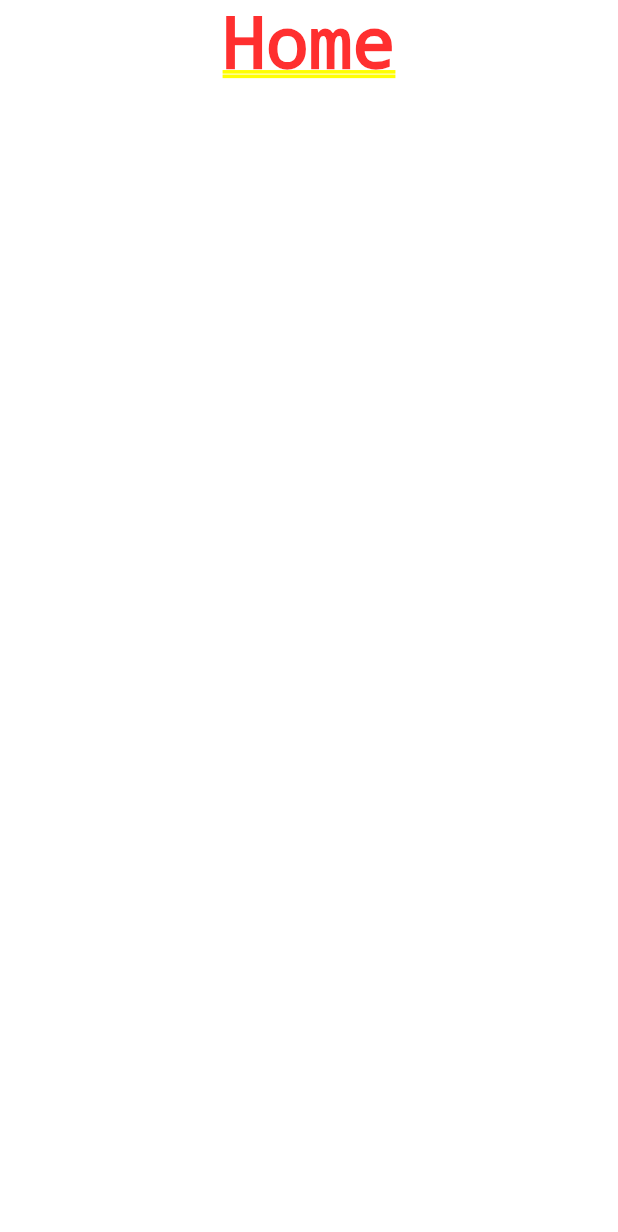
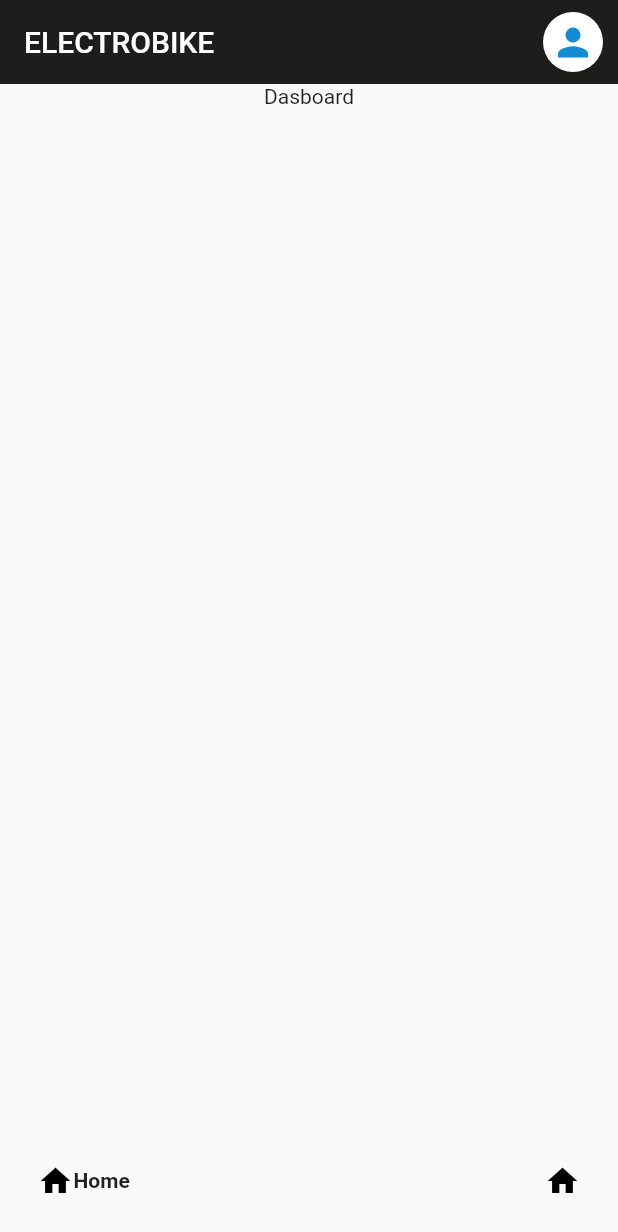
Before and after one commit to Electrobike01/electrobike_app, a Flutter app: the screen it shows after launch, after a tap on "Iniciar Sesion", on a phone screen of 412 x 824 dp. Shown: the top 1232 px of the screen. Run offline on Flutter 3.47's test engine with Material 2 defaults, Android fonts, the light colour scheme and no system bars; drawn by our look-alikes of google_nav_bar.

Commit message:
segundo comit

```diff
--- a/electrobike_app_v1/lib/main.dart
+++ b/electrobike_app_v1/lib/main.dart
@@ -1,4 +1,6 @@
 import 'package:electrobike_app_v1/pages/Login.dart';
+import 'package:electrobike_app_v1/pages/home.dart';
+import 'package:electrobike_app_v1/pages/listarProductos.dart';
 import 'package:flutter/material.dart';
 
 void main() => runApp(
--- a/electrobike_app_v1/lib/pages/home.dart
+++ b/electrobike_app_v1/lib/pages/home.dart
@@ -1,16 +1,55 @@
+import 'package:electrobike_app_v1/pages/listarProductos.dart';
+import 'package:electrobike_app_v1/widgets/appBar.dart';
+import 'package:electrobike_app_v1/widgets/barraNav.dart';
 import 'package:flutter/material.dart';
-
-class home extends StatelessWidget {
+import 'package:google_nav_bar/google_nav_bar.dart';
 
 
-  const home({super.key});
+class Home extends StatefulWidget {
+  const Home({super.key});
+
+  @override
+  _HomeState createState() => _HomeState();
+}
+
+class _HomeState extends State<Home> {
+  int _currentIndex = 0;
+
+  final Screens = [
+    Home(),
+    ListarProductos()
+  ];
 
   @override
   Widget build(BuildContext context) {
-    return Column(
-      children: [
-        Text('Home')
-      ],
+    return Scaffold(
+      appBar: MyAppBar(),
+      body: Center(
+        child: Column(
+          children: [
+            Text('Dasboard'),
+          ],
+        ),
+      ),
+        bottomNavigationBar: GNav(
+          selectedIndex: _currentIndex,
+          tabs: [
+            GButton(
+              icon: Icons.home,
+              text: 'Home',
+              // iconActiveColor: Colors.white,
+              // textColor: Colors.grey,
+            ),
+
+            GButton(
+              icon: Icons.home,
+              text: 'Productos',
+              // iconActiveColor: Colors.white,
+              // textColor: Colors.grey,
+            ),
+          ],
+        )
     );
+
   }
 }
--- /dev/null
+++ b/electrobike_app_v1/lib/pages/registrarProductos.dart
@@ -0,0 +1,23 @@
+import 'package:electrobike_app_v1/widgets/barraNav.dart';
+import 'package:flutter/material.dart';
+
+void main() => runApp(const MyApp());
+
+class MyApp extends StatelessWidget {
+  const MyApp({super.key});
+
+  @override
+  Widget build(BuildContext context) {
+    return MaterialApp(
+      title: 'Material App',
+      home: Scaffold(
+        appBar: AppBar(
+          title: const Text('Material App Bar'),
+        ),
+        body: const Center(
+          child: Text('Aqui va el registrar productos'),
+        ),
+      ),
+    );
+  }
+}
--- /dev/null
+++ b/electrobike_app_v1/lib/pages/verPerfil.dart
@@ -0,0 +1,22 @@
+import 'package:flutter/material.dart';
+
+void main() => runApp(const VerPerfil());
+
+class VerPerfil extends StatelessWidget {
+  const VerPerfil({super.key});
+
+  @override
+  Widget build(BuildContext context) {
+    return MaterialApp(
+      title: 'Material App',
+      home: Scaffold(
+        appBar: AppBar(
+          title: const Text('Material App Bar'),
+        ),
+        body: const Center(
+          child: Text('Ver perfil '),
+        ),
+      ),
+    );
+  }
+}
--- /dev/null
+++ b/electrobike_app_v1/lib/widgets/appBar.dart
@@ -0,0 +1,61 @@
+import 'package:electrobike_app_v1/pages/Login.dart';
+import 'package:electrobike_app_v1/pages/verPerfil.dart';
+import 'package:flutter/material.dart';
+
+const azul = 0xFF118dd5;
+const gris = 0xFF1d1d1b;
+
+enum MenuItemButton {
+  verPefil,
+  cerrarSesion,
+}
+
+class MyAppBar extends StatelessWidget implements PreferredSizeWidget {
+  @override
+  Size get preferredSize => Size.fromHeight(kToolbarHeight);
+
+  @override
+  Widget build(BuildContext context) {
+    return AppBar(
+      backgroundColor: Color(gris),
+      automaticallyImplyLeading: false, // Esto evita que se muestre la flecha de retroceso
+      title: Text('ELECTROBIKE'),
+      toolbarHeight: 100, // Cambiar esta línea al valor deseado (en píxeles)
+      elevation: 0,
+      actions: <Widget>[
+        PopupMenuButton<MenuItemButton>(
+          onSelected: (value) {
+            if (value == MenuItemButton.verPefil) {
+              Navigator.of(context).push(
+                MaterialPageRoute(builder: (context) => const VerPerfil()),
+              );
+            } else if (value == MenuItemButton.cerrarSesion) {
+              print('* cierra sesion  *');
+            }
+          },
+          itemBuilder: (context) => [
+            PopupMenuItem(
+              value: MenuItemButton.verPefil,
+              child: Text('Ver perfil'),
+            ),
+            PopupMenuItem(
+              value: MenuItemButton.cerrarSesion,
+              child: Text('Cerrar sesion'),
+            ),
+          ],
+          child: Padding(
+            padding: EdgeInsets.only(right: 10.0),
+            child: CircleAvatar(
+              child: Icon(
+                Icons.person,
+                size: 30,
+                color: Color(azul),
+              ),
+              backgroundColor: Colors.white
+            ),
+          ),
+        )
+      ],
+    );
+  }
+}
--- a/electrobike_app_v1/lib/widgets/formularioInicioSesion.dart
+++ b/electrobike_app_v1/lib/widgets/formularioInicioSesion.dart
@@ -1,5 +1,7 @@
 import 'package:electrobike_app_v1/pages/home.dart';
 import 'package:flutter/material.dart';
+
+
 
 class FormularioInicioSesion extends StatelessWidget {
   final azul = 0xFF118dd5;
@@ -60,11 +62,11 @@ class FormularioInicioSesion extends StatelessWidget {
                 ),
                 child: Text('Iniciar Sesion'),
                 onPressed: () {
-                  print('Hola');
+                  print('inicia sesion');
                   // Navegar a la siguiente página cuando el botón sea presionado
                   Navigator.push(
                     context,
-                    MaterialPageRoute(builder: (context) => home()),
+                    MaterialPageRoute(builder: (context) => Home()),
                   );
                 },
               ),
--- a/electrobike_app_v1/pubspec.yaml
+++ b/electrobike_app_v1/pubspec.yaml
@@ -30,7 +30,8 @@ environment:
 dependencies:
   flutter:
     sdk: flutter
-
+  google_nav_bar: ^5.0.6
+  provider: ^5.0.0
 
   # The following adds the Cupertino Icons font to your application.
   # Use with the CupertinoIcons class for iOS style icons.
```
Also changed, not shown: electrobike_app_v1/lib/pages/listarProductos.dart (added, +29 -0 lines), electrobike_app_v1/pubspec.lock.
